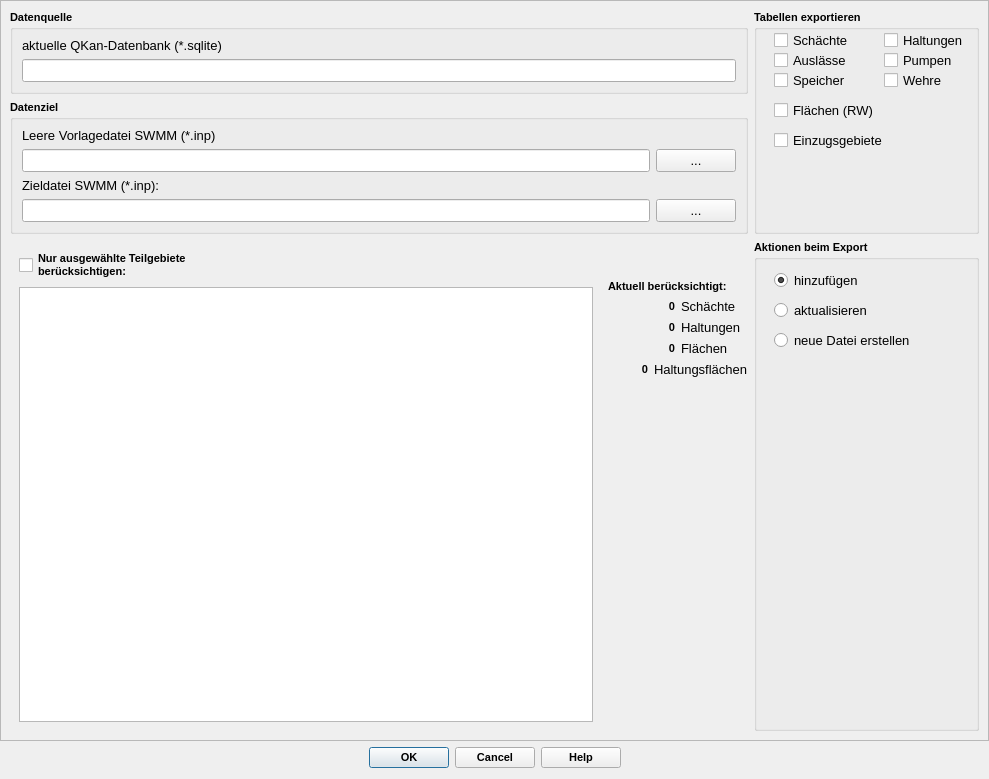
Old version of the form qkan/swmmporter/res/exportSWMM.ui in the repository SonkeHoffmann/QKan-1.
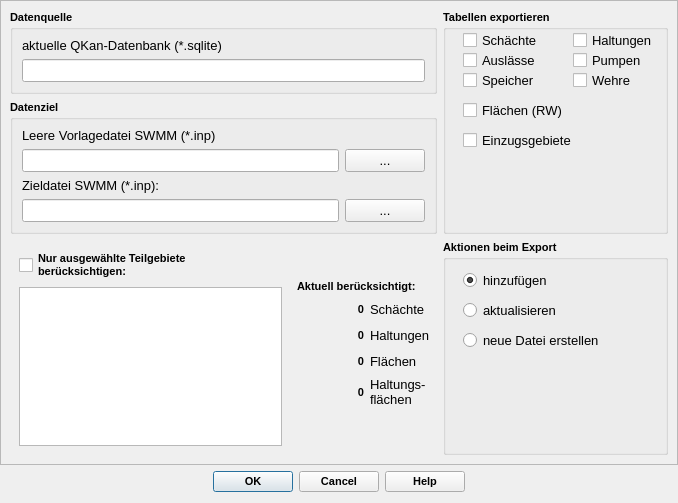
New version of the form.

```diff
--- a/qkan/swmmporter/res/exportSWMM.ui
+++ b/qkan/swmmporter/res/exportSWMM.ui
@@ -6,16 +6,22 @@
    <rect>
     <x>0</x>
     <y>0</y>
-    <width>989</width>
-    <height>779</height>
+    <width>678</width>
+    <height>503</height>
    </rect>
   </property>
   <property name="minimumSize">
    <size>
-    <width>250</width>
+    <width>280</width>
     <height>150</height>
    </size>
   </property>
+  <property name="maximumSize">
+   <size>
+    <width>16777215</width>
+    <height>520</height>
+   </size>
+  </property>
   <property name="font">
    <font>
     <family>Tahoma</family>
@@ -47,8 +53,8 @@
        <rect>
         <x>0</x>
         <y>0</y>
-        <width>987</width>
-        <height>731</height>
+        <width>676</width>
+        <height>463</height>
        </rect>
       </property>
       <layout class="QGridLayout" name="gridLayout">
@@ -412,6 +418,12 @@
             <layout class="QHBoxLayout" name="horizontalLayout">
              <item>
               <widget class="QLabel" name="lf_anzahl_schaechte">
+               <property name="minimumSize">
+                <size>
+                 <width>0</width>
+                 <height>20</height>
+                </size>
+               </property>
                <property name="font">
                 <font>
                  <family>Tahoma</family>
@@ -452,6 +464,12 @@
             <layout class="QHBoxLayout" name="horizontalLayout_2">
              <item>
               <widget class="QLabel" name="lf_anzahl_haltungen">
+               <property name="minimumSize">
+                <size>
+                 <width>0</width>
+                 <height>20</height>
+                </size>
+               </property>
                <property name="font">
                 <font>
                  <family>Tahoma</family>
@@ -492,6 +510,12 @@
             <layout class="QHBoxLayout" name="horizontalLayout_3">
              <item>
               <widget class="QLabel" name="lf_anzahl_flaechen">
+               <property name="minimumSize">
+                <size>
+                 <width>0</width>
+                 <height>20</height>
+                </size>
+               </property>
                <property name="font">
                 <font>
                  <family>Tahoma</family>
@@ -535,6 +559,12 @@
              </property>
              <item>
               <widget class="QLabel" name="lf_anzahl_flaechen_2">
+               <property name="minimumSize">
+                <size>
+                 <width>0</width>
+                 <height>20</height>
+                </size>
+               </property>
                <property name="font">
                 <font>
                  <family>Tahoma</family>
@@ -565,7 +595,8 @@
                 </font>
                </property>
                <property name="text">
-                <string>Haltungsflächen</string>
+                <string>Haltungs-
+flächen</string>
                </property>
               </widget>
              </item>
```
Left out of the diff: 4 changed lines with no effect on the pictures.
